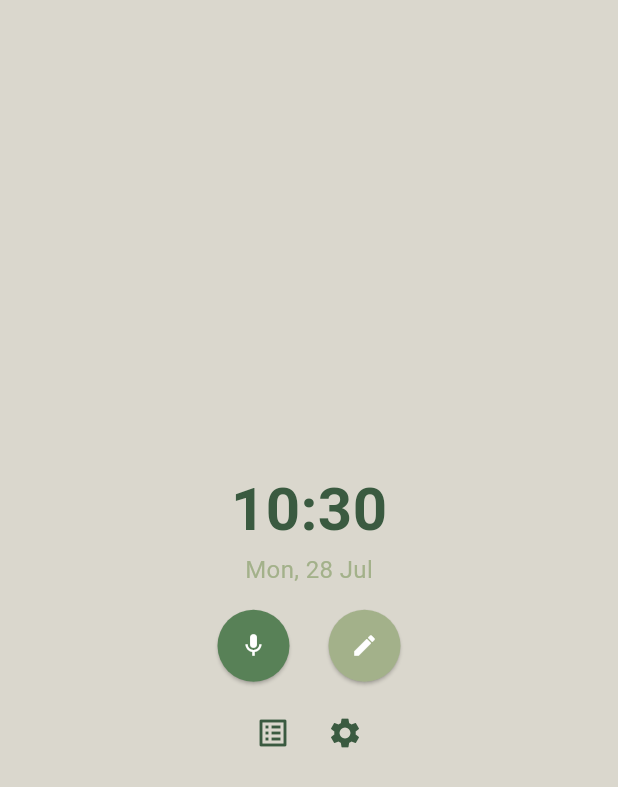
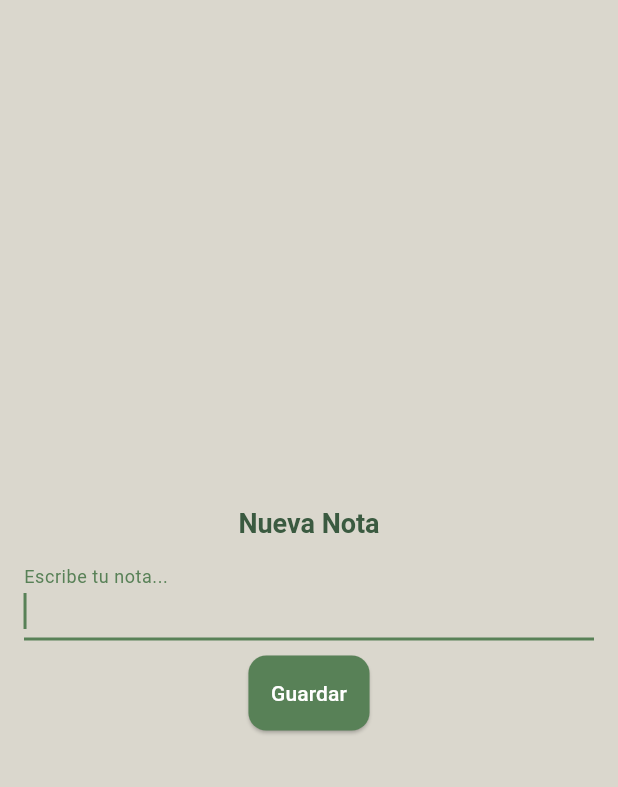
Before and after one commit to armandomh123/wear_os_flutter, a Flutter app: the screen it shows after launch, after a tap on the "edit" icon, on a phone screen of 412 x 824 dp. Shown: the top 787 px of the screen. Run offline on Flutter 3.47's test engine with Material 3 defaults, Android fonts, the phone set to English and light mode, and no system bars; our stand-ins replace flutter_local_notifications, permission_handler, shared_preferences, speech_to_text; missing offline and left inert: wear_plus.

Commit message:
Cambios a toda la aplicación

```diff
--- a/lib/main.dart
+++ b/lib/main.dart
@@ -5,6 +5,8 @@ import 'package:flutter_local_notifications/flutter_local_notifications.dart';
 import 'package:provider/provider.dart';
 import 'package:intl/intl.dart';
 import 'package:wear_plus/wear_plus.dart';
+import 'package:permission_handler/permission_handler.dart';
+import 'package:shared_preferences/shared_preferences.dart';
 
 // -----------------------------------------------------------------------------
 // PASO 1: Agrega estas dependencias a tu archivo `pubspec.yaml`
@@ -17,6 +19,8 @@ import 'package:wear_plus/wear_plus.dart';
 //   flutter_local_notifications: ^17.1.2
 //   provider: ^6.1.2
 //   intl: ^0.19.0
+//   shared_preferences: ^2.2.3 // <--- AÑADIR PARA PERSISTENCIA
+//   permission_handler: ^11.3.1 // <--- AÑADIR PARA PERMISOS
 //
 // Y no olvides agregar los permisos para el micrófono en:
 // android/app/src/main/AndroidManifest.xml
@@ -74,17 +78,35 @@ class NotificationService {
 
 // Gestiona el estado de la lista de notas.
 class NoteProvider with ChangeNotifier {
-  final List<String> _notes = [];
+  List<String> _notes = [];
   List<String> get notes => _notes;
+  static const _notesKey = 'notes_key';
+
+  NoteProvider() {
+    _loadNotes();
+  }
+
+  Future<void> _loadNotes() async {
+    final prefs = await SharedPreferences.getInstance();
+    _notes = prefs.getStringList(_notesKey) ?? [];
+    notifyListeners();
+  }
+
+  Future<void> _saveNotes() async {
+    final prefs = await SharedPreferences.getInstance();
+    await prefs.setStringList(_notesKey, _notes);
+  }
 
   void addNote(String note) {
     _notes.add(note);
+    _saveNotes();
     notifyListeners();
     NotificationService().showNotification('Nota Guardada', 'Tu nota ha sido añadida correctamente.');
   }
 
   void deleteNote(int index) {
     _notes.removeAt(index);
+    _saveNotes();
     notifyListeners();
     NotificationService().showNotification('Nota Eliminada', 'La nota ha sido borrada.');
   }
@@ -238,7 +260,19 @@ class _HomeScreenState extends State<HomeScreen> {
   }
 
   void _startListening(BuildContext context) async {
-    if (!_speech.isAvailable) {
+    // 1. Solicitar permiso de micrófono
+    var status = await Permission.microphone.request();
+
+    // 2. Comprobar el estado del permiso
+    if (status != PermissionStatus.granted) {
+      NotificationService().showNotification(
+          "Permiso denegado", "Se necesita acceso al micrófono para dictar notas.");
+      return;
+    }
+
+    // 3. Verificar si el servicio está disponible después de conceder el permiso
+    bool available = await _speech.initialize();
+    if (!available) {
       NotificationService().showNotification("Error", "Reconocimiento de voz no disponible.");
       return;
     }
@@ -253,6 +287,16 @@ class _HomeScreenState extends State<HomeScreen> {
           builder: (context, setDialogState) {
             if (!isListening) {
   isListening = true;
+
+  // Set status listener
+  _speech.statusListener = (status) {
+    if (status == 'notListening') {
+      setDialogState(() {
+        isListening = false;
+      });
+    }
+  };
+
   _speech.listen(
     onResult: (result) {
       setDialogState(() {
@@ -268,7 +312,10 @@ class _HomeScreenState extends State<HomeScreen> {
               content: Column(
                 mainAxisSize: MainAxisSize.min,
                 children: [
-                  Icon(Icons.mic, color: Theme.of(context).colorScheme.primary, size: 40),
+                  Icon(
+                    isListening ? Icons.mic : Icons.mic_off,
+                    color: Theme.of(context).colorScheme.primary,
+                    size: 40),
                   const SizedBox(height: 16),
                   Text(recognizedWords.isEmpty ? 'Escuchando...' : recognizedWords, textAlign: TextAlign.center),
                 ],
@@ -336,8 +383,7 @@ class _HomeScreenState extends State<HomeScreen> {
                   const SizedBox(width: 10),
                   ElevatedButton(
                     onPressed: () {
-                      // Simulación de añadir nota por texto
-                      Provider.of<NoteProvider>(context, listen: false).addNote("Nota de texto de ejemplo");
+                      Navigator.push(context, MaterialPageRoute(builder: (_) => const TextNoteScreen()));
                     },
                     style: ElevatedButton.styleFrom(backgroundColor: theme.colorScheme.secondary),
                     child: const Icon(Icons.edit),
@@ -426,6 +472,63 @@ class NotesScreen extends StatelessWidget {
   }
 }
 
+// -----------------------------------------------------------------------------
+// PANTALLA PARA AÑADIR NOTA POR TEXTO
+// -----------------------------------------------------------------------------
+class TextNoteScreen extends StatefulWidget {
+  const TextNoteScreen({super.key});
+
+  @override
+  State<TextNoteScreen> createState() => _TextNoteScreenState();
+}
+
+class _TextNoteScreenState extends State<TextNoteScreen> {
+  final TextEditingController _controller = TextEditingController();
+
+  @override
+  Widget build(BuildContext context) {
+    final theme = Theme.of(context);
+    return Scaffold(
+      backgroundColor: theme.scaffoldBackgroundColor,
+      body: Center(
+        child: Padding(
+          padding: const EdgeInsets.all(16.0),
+          child: Column(
+            mainAxisAlignment: MainAxisAlignment.center,
+            children: [
+              Text('Nueva Nota', style: theme.textTheme.headlineSmall),
+              const SizedBox(height: 10),
+              TextField(
+                controller: _controller,
+                autofocus: true,
+                decoration: const InputDecoration(
+                  labelText: 'Escribe tu nota...',
+                ),
+              ),
+              const SizedBox(height: 10),
+              ElevatedButton(
+                onPressed: () {
+                  if (_controller.text.isNotEmpty) {
+                    Provider.of<NoteProvider>(context, listen: false)
+                        .addNote(_controller.text);
+                    Navigator.pop(context);
+                  } else {
+                    NotificationService().showNotification(
+                        'Error', 'La nota no puede estar vacía.');
+                  }
+                },
+                style: ElevatedButton.styleFrom(
+                  shape: RoundedRectangleBorder(borderRadius: BorderRadius.circular(12)),
+                ),
+                child: const Text('Guardar'),
+              ),
+            ],
+          ),
+        ),
+      ),
+    );
+  }
+}
 
 // -----------------------------------------------------------------------------
 // PANTALLA DE CONFIGURACIÓN (CON SWIPE-TO-DISMISS AUTOMÁTICO)
--- a/pubspec.yaml
+++ b/pubspec.yaml
@@ -35,6 +35,8 @@ dependencies:
   flutter_local_notifications: ^17.1.2
   provider: ^6.1.2
   intl: ^0.19.0
+  shared_preferences: ^2.2.3
+  permission_handler: ^11.3.1
 
 dev_dependencies:
   flutter_test:
```
Also changed, not shown: pubspec.lock, 3 other files. Lines whose indentation alone changed are shown as unchanged.
